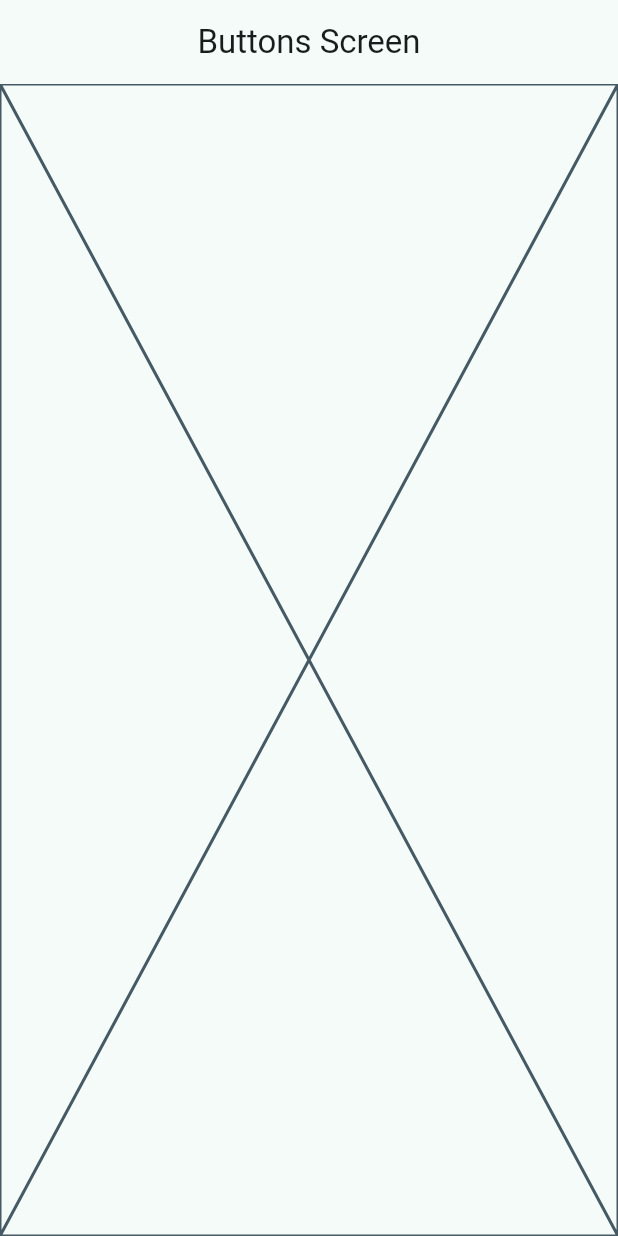
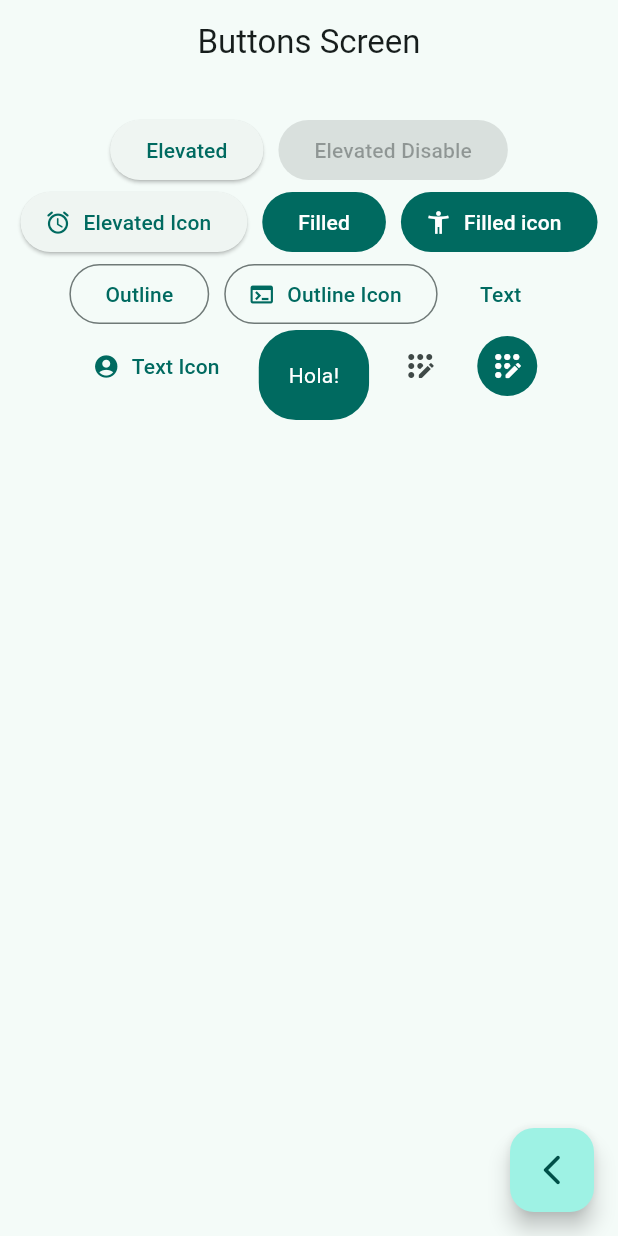
Before and after one commit to LucianoLuna139/widgets_app, a Flutter app: the ButtonsScreen screen opened by its route, on a phone screen of 412 x 824 dp. Run offline on Flutter 3.47's test engine with Material 3 defaults, Android fonts, the phone set to English and light mode, and no system bars; our stand-ins replace go_router.

Commit message:
Button screen finished

```diff
--- a/lib/presentation/screens/buttons/buttons_screen.dart
+++ b/lib/presentation/screens/buttons/buttons_screen.dart
@@ -1,4 +1,5 @@
 import 'package:flutter/material.dart';
+import 'package:go_router/go_router.dart';
 
 
 class ButtonsScreen extends StatelessWidget {
@@ -13,7 +14,128 @@ class ButtonsScreen extends StatelessWidget {
       appBar: AppBar(
         title: const Text ('Buttons Screen')
       ),
-        body: const Placeholder(),
+        body: const _ButtonsView(),
+        floatingActionButton: FloatingActionButton(
+          child: const Icon (Icons.arrow_back_ios_new_rounded),
+          onPressed: () {
+            context.pop();
+          },
+        ),
     );
   }
 }
+
+class _ButtonsView extends StatelessWidget {
+  const _ButtonsView();
+
+  @override
+  Widget build(BuildContext context) {
+
+    final colors = Theme.of(context).colorScheme;
+
+    return SizedBox(
+      width: double.infinity,
+      child: Padding(
+        padding: const EdgeInsets.symmetric(horizontal: 10, vertical: 20),
+        child: Wrap(
+          spacing: 10,
+          alignment: WrapAlignment.center,
+          children: [
+
+              //TIPOS DE BOTONES
+            ElevatedButton(onPressed: () {}, child: const Text('Elevated')),
+            const ElevatedButton(onPressed: null, child: Text('Elevated Disable')),
+
+            //TIPOS DE BOTONES
+            ElevatedButton.icon(
+              onPressed: (){},
+              icon: const Icon(Icons.access_alarm_rounded),
+              label: const Text('Elevated Icon')
+              ),
+
+
+              //TIPOS DE BOTONES
+            FilledButton(onPressed: (){}, child: const Text('Filled')),
+
+
+            //TIPOS DE BOTONES
+            FilledButton.icon(onPressed: (){},
+            icon: const Icon (Icons.accessibility_new),
+            label: const Text('Filled icon'),
+            ),
+
+
+            //TIPOS DE BOTONES
+
+            OutlinedButton(onPressed: (){}, child: const Text('Outline')),
+            OutlinedButton.icon(
+              onPressed: (){},
+              icon: const Icon(Icons.terminal),
+              label: const Text('Outline Icon')
+            ),
+
+
+
+            //TIPOS DE BOTONES
+
+            TextButton(onPressed: (){}, child: const Text('Text')),
+            TextButton.icon(
+              onPressed: (){},
+              icon: const Icon( Icons.account_circle),
+              label: const Text('Text Icon'),
+            ),
+
+
+           const CustomButton(),
+
+
+
+            IconButton(onPressed: (){}, icon: const Icon(Icons.app_registration_rounded)),
+            IconButton(
+              onPressed: (){},
+              icon: const Icon(Icons.app_registration_rounded),
+                style: ButtonStyle(
+                  backgroundColor: MaterialStatePropertyAll(colors.primary),
+                  iconColor: const MaterialStatePropertyAll(Colors.white),
+                ),
+
+              ),
+
+
+          ],
+        ),
+      ),
+    );
+  }
+}
+
+
+
+
+//BUTOON CUSTOM listo pero para seguir customizando
+
+class CustomButton extends StatelessWidget {
+  const CustomButton({super.key});
+
+  @override
+  Widget build(BuildContext context) {
+
+    final colors = Theme.of(context).colorScheme;
+
+
+    return ClipRRect(
+      borderRadius: BorderRadius.circular(25),
+      child: Material(
+        color: colors.primary,
+        child: InkWell(
+          onTap: (){},
+          child: const Padding(
+            padding: EdgeInsets.symmetric(horizontal: 20, vertical: 20),
+            child: Text('Hola!', style: TextStyle(color: Colors.white),)
+
+            ),
+        ),
+      ),
+    );
+  }
+}
--- a/lib/presentation/screens/home/home_screen.dart
+++ b/lib/presentation/screens/home/home_screen.dart
@@ -1,6 +1,6 @@
 import 'package:flutter/material.dart';
 import 'package:go_router/go_router.dart';
-import 'package:widgets_app/presentation/screens/cards/cards_screen.dart';
+
 
 import '../../../config/menu/menu_items.dart';
 
@@ -66,9 +66,9 @@ class _CustomListTile extends StatelessWidget {
 
 
         //Este comando es un push a las tarjetas para que puedan aparecer una atrás de la otra
-      // context.push(menuItem.link);
+         context.push(menuItem.link);
 
-          context.pushNamed( CardsScreen.name );
+          //context.pushNamed( CardsScreen.name );
 
       },
     );
```
